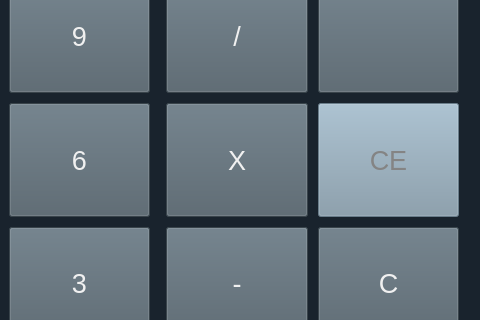
First picture: the form in CGH_QtWidget_Calculator/CGH_QtWidget_Calculator.ui, repository GoHwaChoi/Calculator, before the edit; both pictures show x 314 to 794 and y 277 to 597 of the 794 by 761 pixel window.
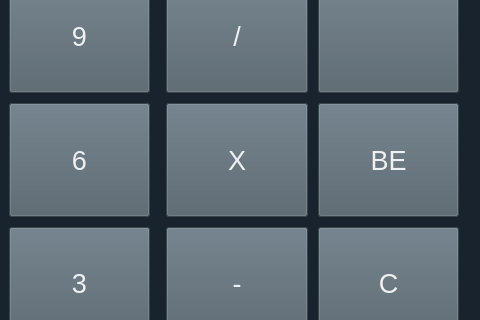
Second picture: the form after the edit. Icons and pictures are not drawn.

Diff of the .ui file:
```diff
--- a/CGH_QtWidget_Calculator/CGH_QtWidget_Calculator.ui
+++ b/CGH_QtWidget_Calculator/CGH_QtWidget_Calculator.ui
@@ -835,7 +835,7 @@
           <item row="3" column="1">
            <widget class="QPushButton" name="pushButton_clearExpr">
             <property name="enabled">
-             <bool>false</bool>
+             <bool>true</bool>
             </property>
             <property name="sizePolicy">
              <sizepolicy hsizetype="Expanding" vsizetype="Expanding">
@@ -855,11 +855,11 @@
              </font>
             </property>
             <property name="styleSheet">
-             <string notr="true">background-color: rgb(128, 152, 168);
-color: rgb(132, 132, 132);</string>
+             <string notr="true">background-color: rgb(80, 95, 105);
+color: rgb(240, 240, 240);</string>
             </property>
             <property name="text">
-             <string>CE</string>
+             <string>BE</string>
             </property>
            </widget>
           </item>
```
Left out of the diff: 4 changed lines with no effect on the pictures.
